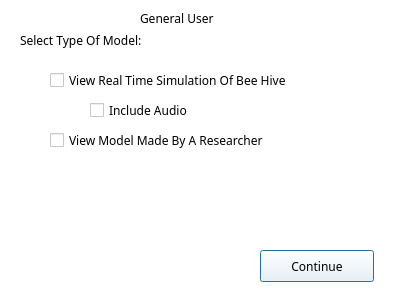
The window that LoginGUI/secondwindow.ui (ShihoVN/HiveChime) describes before a commit, drawn with Qt 5.
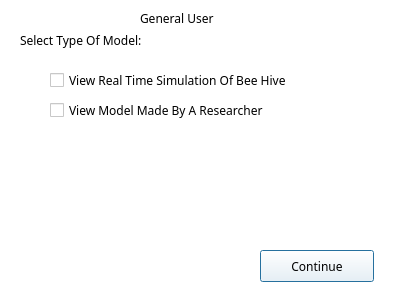
The same window after the commit.

```diff
--- a/LoginGUI/secondwindow.ui
+++ b/LoginGUI/secondwindow.ui
@@ -527,29 +527,11 @@
     <string>View Real Time Simulation Of Bee Hive</string>
    </property>
   </widget>
-  <widget class="QCheckBox" name="checkBox_2">
-   <property name="geometry">
-    <rect>
-     <x>90</x>
-     <y>100</y>
-     <width>131</width>
-     <height>21</height>
-    </rect>
-   </property>
-   <property name="font">
-    <font>
-     <family>PingFang SC</family>
-    </font>
-   </property>
-   <property name="text">
-    <string>Include Audio</string>
-   </property>
-  </widget>
   <widget class="QCheckBox" name="checkBox_3">
    <property name="geometry">
     <rect>
      <x>50</x>
-     <y>130</y>
+     <y>100</y>
      <width>241</width>
      <height>21</height>
     </rect>
```
